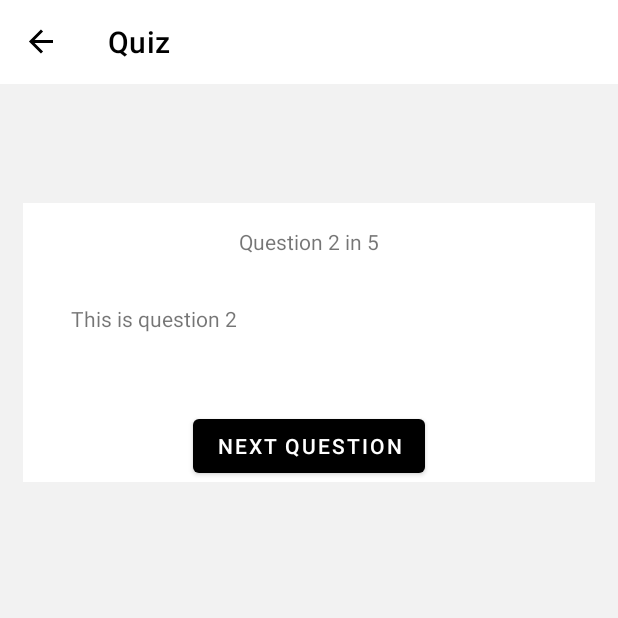
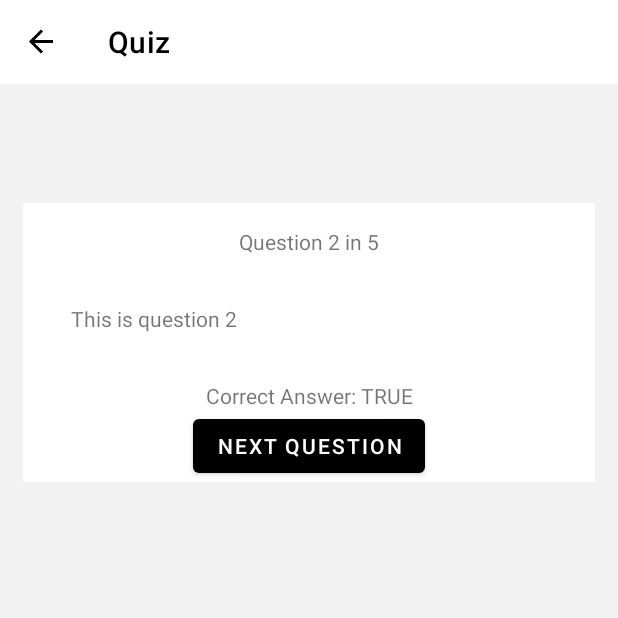
Before and after one commit to licwan62/Information-App, an Android app: the QuizFragment screen opened through its navigation route, after a tap on "NO", on a phone screen of 412 x 824 dp, the top half of it. Run offline under Robolectric (Android 15) with nearby library versions, the phone set to English and light mode, and no system bars; our stand-ins replace Dagger/Hilt's generated code, Room's generated code, navigation-ui; 1 other tap on this screen came first.

Commit message:
show review text on answering wrong

```diff
--- a/app/src/main/java/com/example/information_app/ui/quiz/QuizFragment.kt
+++ b/app/src/main/java/com/example/information_app/ui/quiz/QuizFragment.kt
@@ -45,12 +45,19 @@ class QuizFragment : Fragment(R.layout.fragment_quiz) {
 
         }
 
-        viewModel.buttonVisibility.observe(viewLifecycleOwner) { visibility ->
+        viewModel.isWrong.observe(viewLifecycleOwner) {
             binding.apply {
                 groupOnWrongAnswer.visibility =
-                    if (visibility) View.VISIBLE else View.GONE
+                    if (it) View.VISIBLE else View.GONE
                 groupBeforeAnswer.visibility =
-                    if (visibility) View.GONE else View.VISIBLE
+                    if (it) View.GONE else View.VISIBLE
+            }
+        }
+
+        viewModel.answerReview.observe(viewLifecycleOwner) { review ->
+            binding.apply {
+                textViewReview.text = review
+                Log.e("view", "review visi: ${textViewReview.visibility}, text: ${textViewReview.text}")
             }
         }
 
@@ -60,7 +67,7 @@ class QuizFragment : Fragment(R.layout.fragment_quiz) {
                 when (event) {
                     is QuizViewModel.NavigationAction.NEXT_QUESTION -> {
                         val bundle = Bundle().apply {
-                            putInt("questionId", viewModel.questionId+1)
+                            putInt("questionId", viewModel.questionId + 1)
                         }
                         val navOptions = NavOptions.Builder()
                             .setPopUpTo(R.id.quizFragment, true)
@@ -68,7 +75,8 @@ class QuizFragment : Fragment(R.layout.fragment_quiz) {
                         findNavController().navigate(
                             R.id.quizFragment,
                             bundle,
-                            navOptions)
+                            navOptions
+                        )
                         Log.d("view", "navigate to next question with arg: $bundle")
                     }
                     is QuizViewModel.NavigationAction.COMPLETE_QUIZ -> {
--- a/app/src/main/java/com/example/information_app/ui/quiz/QuizViewModel.kt
+++ b/app/src/main/java/com/example/information_app/ui/quiz/QuizViewModel.kt
@@ -29,8 +29,11 @@ class QuizViewModel @Inject constructor(
     private val _question = MutableLiveData<Question>()
     var question: LiveData<Question> = _question
 
-    private val _buttonVisibility = MutableLiveData<Boolean>()
-    var buttonVisibility: LiveData<Boolean> = _buttonVisibility
+    private val _isWrong = MutableLiveData<Boolean>()
+    var isWrong: LiveData<Boolean> = _isWrong
+
+    private val _answerReview = MutableLiveData<String>()
+    var answerReview: LiveData<String> = _answerReview
 
     // state stored arguments in NavGraph
     var questionId = state.get<Int>("questionId") ?: 0
@@ -42,7 +45,7 @@ class QuizViewModel @Inject constructor(
     init {
         //printDatabase()
         setQuestionCount()
-        _buttonVisibility.value = false
+        _isWrong.value = false
     }
 
     /**
@@ -52,8 +55,10 @@ class QuizViewModel @Inject constructor(
     fun onOptionClick(response: Boolean) {
         val updatedQuestion = _question.value!!.copy(response = response)
 
-        Log.e("vm", "call onOptionClick, " +
-                "my response: $response, ")
+        Log.e(
+            "quiz_vm",
+            "call onOptionClick, response: $response, correct"
+        )
 
         updateQuestion(updatedQuestion)
 
@@ -78,21 +83,22 @@ class QuizViewModel @Inject constructor(
 
     fun loadQuestion() = viewModelScope.launch {
         if (questionId == 0) {
-            Log.e("vm", "invalid zero question ID, arg not sent?")
+            Log.e("quiz_vm", "invalid zero question ID, arg not sent?")
             return@launch
         }
 
+        // specify question content - populated in text views
         dao.getQuestion(questionId).collect { question ->
             if (question != null) {
                 _question.value = question
-                Log.v(
-                    "vm", "call loadQuestion, " +
-                            "current question: ${_question.value}"
+                Log.d(
+                    "quiz_vm",
+                    "call loadQuestion, current question: ${_question.value}"
                 )
             } else {
                 Log.e(
-                    "vm", "call loadQuestion, " +
-                            "failed to get question, id: $questionId"
+                    "quiz_vm",
+                    "call loadQuestion, failed to get question, id: $questionId"
                 )
             }
         }
@@ -116,32 +122,29 @@ class QuizViewModel @Inject constructor(
 
     fun goToNextQuestion() = viewModelScope.launch {
         navigationChannel.send(NavigationAction.NEXT_QUESTION)
-        Log.v("vm", "call goToNextQuestion: ${questionId + 1}")
+        Log.d("vm", "call goToNextQuestion: ${questionId + 1}")
     }
 
-//    fun isCorrectAnswer(response: Boolean): Boolean =
-//        _question.value!!.isCorrect
-
-    fun isCorrectAnswer(response: Boolean): Boolean {
-        return _question.value!!.answer == response
-    }
+    fun isCorrectAnswer(response: Boolean): Boolean =
+        _question.value!!.answer == response
 
     fun isQuizOver(): Boolean =
         _question.value!!.id == questionCount
 
     fun showCorrectAnwer() {
-        _buttonVisibility.value = true
+        _isWrong.value = true
+        val string = if (_question.value!!.answer) "TRUE" else "FALSE"
+        _answerReview.value = "Correct Answer: $string"
     }
 
     fun completeQuiz() = viewModelScope.launch {
         navigationChannel.send(NavigationAction.COMPLETE_QUIZ)
-        Log.v("vm", "call complete quiz, current id: $questionId")
+        Log.d("quiz_vm", "call complete quiz, current id: $questionId")
         printDatabase()
     }
 
     fun updateQuestion(question: Question) = viewModelScope.launch {
         dao.update(question)
-
-        Log.e("vm", "data updated: $question")
+        Log.e("quiz_vm", "data updated: $question")
     }
 }
--- a/app/src/main/res/layout/fragment_quiz.xml
+++ b/app/src/main/res/layout/fragment_quiz.xml
@@ -43,15 +43,15 @@
             tools:text="@string/test_long" />
 
         <TextView
-            android:id="@+id/text_view_correct_answer"
+            android:id="@+id/text_view_review"
             android:layout_width="wrap_content"
             android:layout_height="wrap_content"
             android:layout_marginTop="32dp"
-            android:visibility="visible"
             app:layout_constraintEnd_toEndOf="parent"
             app:layout_constraintStart_toStartOf="parent"
             app:layout_constraintTop_toBottomOf="@+id/text_view_description"
-            tools:text="Correct Answer: NO" />
+            tools:text="Correct Answer: NO"
+            tools:visibility="visible" />
 
         <Button
             android:id="@+id/button_left"
@@ -66,7 +66,7 @@
             app:layout_constraintHorizontal_bias="0.5"
             app:layout_constraintHorizontal_chainStyle="spread_inside"
             app:layout_constraintStart_toStartOf="parent"
-            app:layout_constraintTop_toBottomOf="@+id/text_view_correct_answer" />
+            app:layout_constraintTop_toBottomOf="@+id/text_view_review" />
 
         <Button
             android:id="@+id/button_right"
@@ -103,7 +103,7 @@
             android:layout_width="wrap_content"
             android:layout_height="wrap_content"
             android:visibility="gone"
-            app:constraint_referenced_ids="button_next,text_view_correct_answer"
+            app:constraint_referenced_ids="button_next,text_view_review"
             tools:visibility="visible" />
 
     </androidx.constraintlayout.widget.ConstraintLayout>
```
